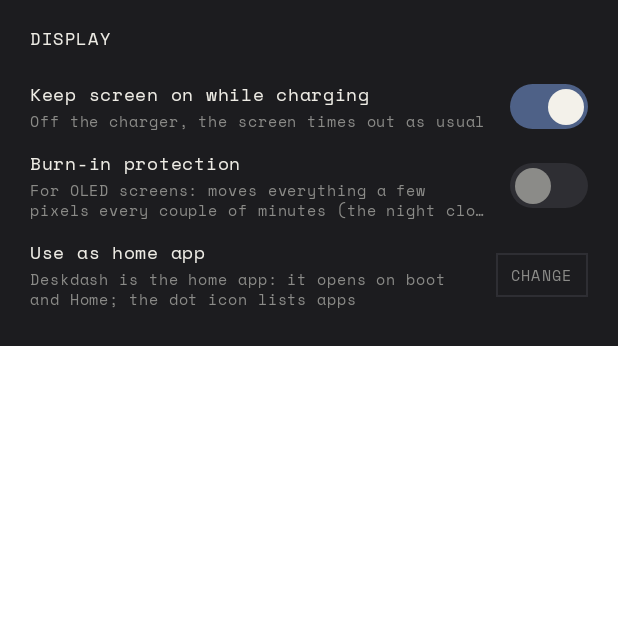
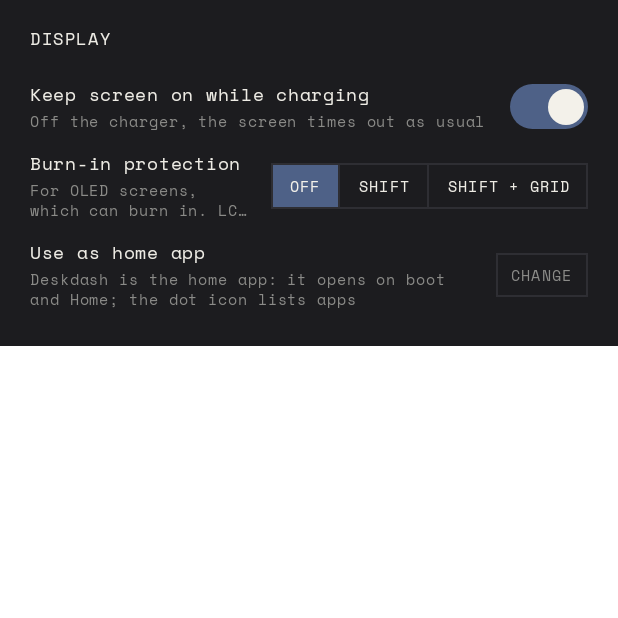
Before and after one commit to jupist/Deskdash, an Android app built with Jetpack Compose: the composable DisplaySection shown on its own in the app's theme, on a phone screen of 412 x 824 dp, the top half of it. Run offline under Robolectric (Android 15) with nearby library versions, the phone set to English and light mode, and no system bars; pictures from the network do not load; 6 statements that could not run were skipped.

Commit message:
Burn-in: alternating pixel-grid mode
Shifting only spares pixels near edges; inside solid areas the same pixels
stay lit. The new Shift + grid mode blacks out every other device pixel in
a checkerboard and swaps halves every 30 s, so each pixel is lit half the
time. The grid is drawn on the non-moving layer so it stays aligned to
device pixels while the picture shifts. Setting is now Off / Shift /
Shift + grid (the old on/off value carries over).

```diff
--- a/app/src/main/java/com/desk/dashboard/MainActivity.kt
+++ b/app/src/main/java/com/desk/dashboard/MainActivity.kt
@@ -46,6 +46,7 @@ import com.desk.dashboard.system.Lock
 import com.desk.dashboard.system.rememberBattery
 import com.desk.dashboard.system.rememberMinute
 import com.desk.dashboard.system.rememberPixelShift
+import com.desk.dashboard.system.pixelGrid
 import androidx.compose.foundation.layout.offset
 import androidx.compose.ui.unit.dp
 import com.desk.dashboard.ui.AppsScreen
@@ -181,10 +182,10 @@ class MainActivity : ComponentActivity() {
                                 if (night && !peeking && !editing) {
                                     // The night clock is the most static thing shown; it roams wider.
                                     val shift by rememberPixelShift(c?.pixelShift == true, radius = 14.dp, periodMs = 60_000)
-                                    Box(Modifier.offset(shift.x, shift.y)) { NightScreen(c, onTap = { peeking = true }) }
+                                    Box(Modifier.pixelGrid(c?.pixelGrid == true).offset(shift.x, shift.y)) { NightScreen(c, onTap = { peeking = true }) }
                                 } else if (c != null) {
                                     val shift by rememberPixelShift(c.pixelShift && !editing)
-                                    Box(Modifier.offset(shift.x, shift.y)) { DashboardScreen(c, editing, onEditing = { editing = it }) }
+                                    Box(Modifier.pixelGrid(c.pixelGrid && !editing).offset(shift.x, shift.y)) { DashboardScreen(c, editing, onEditing = { editing = it }) }
                                     BatteryPrompt(c)
                                 }
                         }
--- a/app/src/main/java/com/desk/dashboard/data/DisplaySettings.kt
+++ b/app/src/main/java/com/desk/dashboard/data/DisplaySettings.kt
@@ -30,11 +30,14 @@ data class DisplayConfig(
     val nightAlarm: Boolean = true,
     val nightEvent: Boolean = true,
     val nightSeconds: Boolean = false,
-    /** Burn-in protection (OLED): shift the picture a few pixels now and then. */
-    val pixelShift: Boolean = false,
+    /** Burn-in protection (OLED): "off", "shift" (move the picture), or "grid" (move + alternating pixel grid). */
+    val burnIn: String = "off",
     val onboarded: Boolean = false,
 ) {
     /** True when [t] falls in the night window; the window may wrap past midnight. */
+    val pixelShift get() = burnIn != "off"
+    val pixelGrid get() = burnIn == "grid"
+
     fun isNight(t: LocalTime): Boolean {
         if (!nightEnabled || nightStart == nightEnd) return false
         return if (nightStart < nightEnd) t >= nightStart && t < nightEnd
@@ -57,7 +60,8 @@ object DisplaySettings {
     private val nightAlarm = booleanPreferencesKey("night_alarm")
     private val nightEvent = booleanPreferencesKey("night_event")
     private val nightSeconds = booleanPreferencesKey("night_seconds")
-    private val pixelShift = booleanPreferencesKey("pixel_shift")
+    private val pixelShift = booleanPreferencesKey("pixel_shift") // before burn_in existed
+    private val burnIn = stringPreferencesKey("burn_in")
     private val onboarded = booleanPreferencesKey("onboarded")
 
     fun config(context: Context): Flow<DisplayConfig> = context.prefs.data.map { p ->
@@ -77,7 +81,7 @@ object DisplaySettings {
             nightAlarm = p[nightAlarm] ?: true,
             nightEvent = p[nightEvent] ?: true,
             nightSeconds = p[nightSeconds] ?: false,
-            pixelShift = p[pixelShift] ?: false,
+            burnIn = p[burnIn] ?: if (p[pixelShift] == true) "shift" else "off",
             // Installs from before onboarding existed count as set up (they have a weather place).
             onboarded = p[onboarded] ?: (p[Keys.weatherCity] != null),
         )
@@ -103,6 +107,6 @@ object DisplaySettings {
     suspend fun setNightAlarm(c: Context, v: Boolean) = put(c, nightAlarm, v)
     suspend fun setNightEvent(c: Context, v: Boolean) = put(c, nightEvent, v)
     suspend fun setNightSeconds(c: Context, v: Boolean) = put(c, nightSeconds, v)
-    suspend fun setPixelShift(c: Context, v: Boolean) = put(c, pixelShift, v)
+    suspend fun setBurnIn(c: Context, v: String) = put(c, burnIn, v)
     suspend fun setOnboarded(c: Context) = put(c, onboarded, true)
 }
--- a/app/src/main/java/com/desk/dashboard/ui/SettingsSystem.kt
+++ b/app/src/main/java/com/desk/dashboard/ui/SettingsSystem.kt
@@ -149,9 +149,15 @@ fun DisplaySection() {
         }
         SettingRow(
             "Burn-in protection",
-            "For OLED screens: moves everything a few pixels every couple of minutes (the night clock wanders further). LCD screens don't need it.",
+            when (c.burnIn) {
+                "shift" -> "Moves everything a few pixels every couple of minutes (the night clock wanders further)."
+                "grid" -> "Also lights only every other pixel, swapping halves every 30 s, so solid areas wear evenly at half the rate. Looks finely dotted up close."
+                else -> "For OLED screens, which can burn in. LCD screens don't need it."
+            },
         ) {
-            Switch(c.pixelShift, onToggle = { scope.launch { DisplaySettings.setPixelShift(context, !c.pixelShift) } })
+            Segmented(listOf("off", "shift", "grid"), c.burnIn, { when (it) { "off" -> "Off"; "shift" -> "Shift"; else -> "Shift + grid" } }) { v ->
+                scope.launch { DisplaySettings.setBurnIn(context, v) }
+            }
         }
         SettingRow(
             "Use as home app",
```
Also changed, not shown: app/src/main/java/com/desk/dashboard/system/PixelShift.kt (+41 -0 lines), 1 other file.
